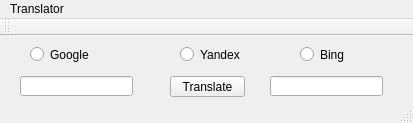
This is Linux/isichazamazwi/isichazamazwi.ui in straceX/isichazamazwi as Qt 5 draws it before an edit. The edited form follows.
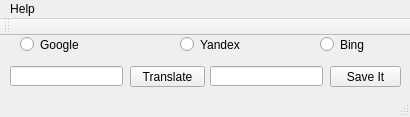
This is the edited form. Icons and pictures are not drawn.

Commit message: Save local dictionary v1 added

```diff
--- a/Linux/isichazamazwi/isichazamazwi.ui
+++ b/Linux/isichazamazwi/isichazamazwi.ui
@@ -9,20 +9,20 @@
    <rect>
     <x>0</x>
     <y>0</y>
-    <width>413</width>
-    <height>123</height>
+    <width>410</width>
+    <height>117</height>
    </rect>
   </property>
   <property name="minimumSize">
    <size>
-    <width>413</width>
-    <height>123</height>
+    <width>410</width>
+    <height>117</height>
    </size>
   </property>
   <property name="maximumSize">
    <size>
-    <width>413</width>
-    <height>123</height>
+    <width>410</width>
+    <height>117</height>
    </size>
   </property>
   <property name="contextMenuPolicy">
@@ -44,8 +44,8 @@
    <widget class="QPushButton" name="btn_translate">
     <property name="geometry">
      <rect>
-      <x>170</x>
-      <y>40</y>
+      <x>130</x>
+      <y>30</y>
       <width>75</width>
       <height>21</height>
      </rect>
@@ -53,12 +53,19 @@
     <property name="text">
      <string>Translate</string>
     </property>
+    <property name="icon">
+     <iconset>
+      <normaloff>../../Files/ico.jpg</normaloff>../../Files/ico.jpg</iconset>
+    </property>
+    <property name="autoDefault">
+     <bool>false</bool>
+    </property>
    </widget>
    <widget class="QLineEdit" name="txt_source">
     <property name="geometry">
      <rect>
-      <x>20</x>
-      <y>40</y>
+      <x>10</x>
+      <y>30</y>
       <width>113</width>
       <height>20</height>
      </rect>
@@ -70,8 +77,8 @@
    <widget class="QLineEdit" name="txt_destination">
     <property name="geometry">
      <rect>
-      <x>270</x>
-      <y>40</y>
+      <x>210</x>
+      <y>30</y>
       <width>113</width>
       <height>20</height>
      </rect>
@@ -80,8 +87,8 @@
    <widget class="QRadioButton" name="rbtn_google">
     <property name="geometry">
      <rect>
-      <x>30</x>
-      <y>10</y>
+      <x>20</x>
+      <y>0</y>
       <width>82</width>
       <height>17</height>
      </rect>
@@ -94,7 +101,7 @@
     <property name="geometry">
      <rect>
       <x>180</x>
-      <y>10</y>
+      <y>0</y>
       <width>82</width>
       <height>17</height>
      </rect>
@@ -106,8 +113,8 @@
    <widget class="QRadioButton" name="rbtn_bing">
     <property name="geometry">
      <rect>
-      <x>300</x>
-      <y>10</y>
+      <x>320</x>
+      <y>0</y>
       <width>82</width>
       <height>17</height>
      </rect>
@@ -116,19 +123,32 @@
      <string>Bing</string>
     </property>
    </widget>
+   <widget class="QPushButton" name="btn_save_it">
+    <property name="geometry">
+     <rect>
+      <x>330</x>
+      <y>30</y>
+      <width>71</width>
+      <height>21</height>
+     </rect>
+    </property>
+    <property name="text">
+     <string>Save It</string>
+    </property>
+   </widget>
   </widget>
   <widget class="QMenuBar" name="menuBar">
    <property name="geometry">
     <rect>
      <x>0</x>
      <y>0</y>
-     <width>413</width>
+     <width>410</width>
      <height>20</height>
     </rect>
    </property>
    <widget class="QMenu" name="menuTranslator">
     <property name="title">
-     <string>Translator</string>
+     <string>Help</string>
     </property>
    </widget>
    <addaction name="menuTranslator"/>
```
The commit also changes 2 other files.
